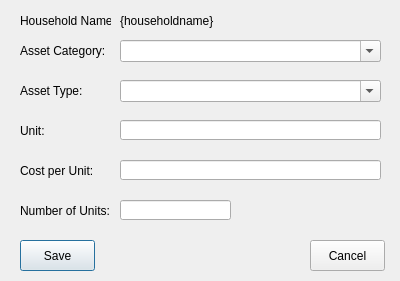
snim2mirror/openihm, file open-ihm/gui/designs/ui_household_addasset.ui: the form before one commit.
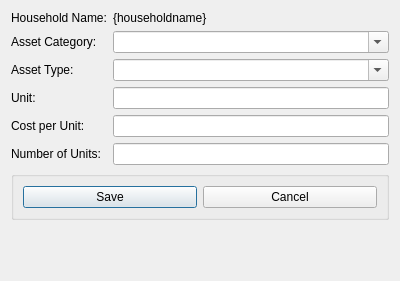
The form after the commit.

Commit message: Added layout manager to most dialogs. One report and all tabbed dialogs still to go.

What changed in the file:
```diff
--- a/open-ihm/gui/designs/ui_household_addasset.ui
+++ b/open-ihm/gui/designs/ui_household_addasset.ui
@@ -13,179 +13,103 @@
   <property name="windowTitle">
    <string>Add Household Asset</string>
   </property>
+  <layout class="QFormLayout" name="formLayout">
+   <item row="0" column="0">
   <widget class="QLabel" name="label">
-   <property name="geometry">
-    <rect>
-     <x>20</x>
-     <y>10</y>
-     <width>91</width>
-     <height>21</height>
-    </rect>
-   </property>
    <property name="text">
     <string>Household Name:</string>
    </property>
   </widget>
+   </item>
+   <item row="0" column="1">
   <widget class="QLabel" name="lblHouseholdName">
-   <property name="geometry">
-    <rect>
-     <x>120</x>
-     <y>10</y>
-     <width>271</width>
-     <height>21</height>
-    </rect>
-   </property>
    <property name="text">
     <string>{householdname}</string>
    </property>
   </widget>
+   </item>
+   <item row="1" column="0">
+    <widget class="QLabel" name="label_7">
+     <property name="text">
+      <string>Asset Category:</string>
+     </property>
+    </widget>
+   </item>
+   <item row="1" column="1">
+    <widget class="QComboBox" name="cboAssetCategory">
+     <property name="editable">
+      <bool>true</bool>
+     </property>
+    </widget>
+   </item>
+   <item row="2" column="0">
   <widget class="QLabel" name="label_3">
-   <property name="geometry">
-    <rect>
-     <x>20</x>
-     <y>80</y>
-     <width>91</width>
-     <height>21</height>
-    </rect>
-   </property>
    <property name="text">
     <string>Asset Type:</string>
    </property>
   </widget>
+   </item>
+   <item row="2" column="1">
   <widget class="QComboBox" name="cboAssetType">
-   <property name="geometry">
-    <rect>
-     <x>120</x>
-     <y>80</y>
-     <width>261</width>
-     <height>22</height>
-    </rect>
-   </property>
    <property name="editable">
     <bool>true</bool>
    </property>
   </widget>
+   </item>
+   <item row="3" column="0">
   <widget class="QLabel" name="label_4">
-   <property name="geometry">
-    <rect>
-     <x>20</x>
-     <y>120</y>
-     <width>91</width>
-     <height>21</height>
-    </rect>
-   </property>
    <property name="text">
     <string>Unit:</string>
    </property>
   </widget>
-  <widget class="QLineEdit" name="txtUnitOfMeasure">
-   <property name="geometry">
-    <rect>
-     <x>120</x>
-     <y>120</y>
-     <width>261</width>
-     <height>20</height>
-    </rect>
-   </property>
-  </widget>
-  <widget class="QLineEdit" name="txtCostPerUnit">
-   <property name="geometry">
-    <rect>
-     <x>120</x>
-     <y>160</y>
-     <width>261</width>
-     <height>20</height>
-    </rect>
-   </property>
-  </widget>
+   </item>
+   <item row="3" column="1">
+    <widget class="QLineEdit" name="txtUnitOfMeasure"/>
+   </item>
+   <item row="4" column="0">
   <widget class="QLabel" name="label_5">
-   <property name="geometry">
-    <rect>
-     <x>20</x>
-     <y>160</y>
-     <width>91</width>
-     <height>21</height>
-    </rect>
-   </property>
    <property name="text">
     <string>Cost per Unit:</string>
    </property>
   </widget>
-  <widget class="QLineEdit" name="txtNumberOfUnits">
-   <property name="geometry">
-    <rect>
-     <x>120</x>
-     <y>200</y>
-     <width>111</width>
-     <height>20</height>
-    </rect>
-   </property>
-  </widget>
+   </item>
+   <item row="4" column="1">
+    <widget class="QLineEdit" name="txtCostPerUnit"/>
+   </item>
+   <item row="5" column="0">
   <widget class="QLabel" name="label_6">
-   <property name="geometry">
-    <rect>
-     <x>20</x>
-     <y>200</y>
-     <width>91</width>
-     <height>21</height>
-    </rect>
-   </property>
    <property name="text">
     <string>Number of Units:</string>
    </property>
   </widget>
+   </item>
+   <item row="5" column="1">
+    <widget class="QLineEdit" name="txtNumberOfUnits"/>
+   </item>
+   <item row="6" column="0" colspan="2">
+    <widget class="QGroupBox" name="groupBox">
+     <property name="title">
+      <string/>
+     </property>
+     <layout class="QHBoxLayout" name="horizontalLayout">
+      <item>
   <widget class="QPushButton" name="cmdSave">
-   <property name="geometry">
-    <rect>
-     <x>20</x>
-     <y>240</y>
-     <width>75</width>
-     <height>31</height>
-    </rect>
-   </property>
    <property name="text">
     <string>Save</string>
    </property>
   </widget>
+      </item>
+      <item>
   <widget class="QPushButton" name="cmdCancel">
-   <property name="geometry">
-    <rect>
-     <x>310</x>
-     <y>240</y>
-     <width>75</width>
-     <height>31</height>
-    </rect>
-   </property>
    <property name="text">
     <string>Cancel</string>
    </property>
   </widget>
-  <widget class="QLabel" name="label_7">
-   <property name="geometry">
-    <rect>
-     <x>20</x>
-     <y>40</y>
-     <width>91</width>
-     <height>21</height>
-    </rect>
-   </property>
-   <property name="text">
-    <string>Asset Category:</string>
-   </property>
-  </widget>
-  <widget class="QComboBox" name="cboAssetCategory">
-   <property name="geometry">
-    <rect>
-     <x>120</x>
-     <y>40</y>
-     <width>261</width>
-     <height>22</height>
-    </rect>
-   </property>
-   <property name="editable">
-    <bool>true</bool>
-   </property>
-  </widget>
+      </item>
+     </layout>
+    </widget>
+   </item>
+  </layout>
  </widget>
  <tabstops>
   <tabstop>cboAssetCategory</tabstop>
```
Lines whose indentation alone changed are shown as unchanged. The commit also changes 97 other files.
